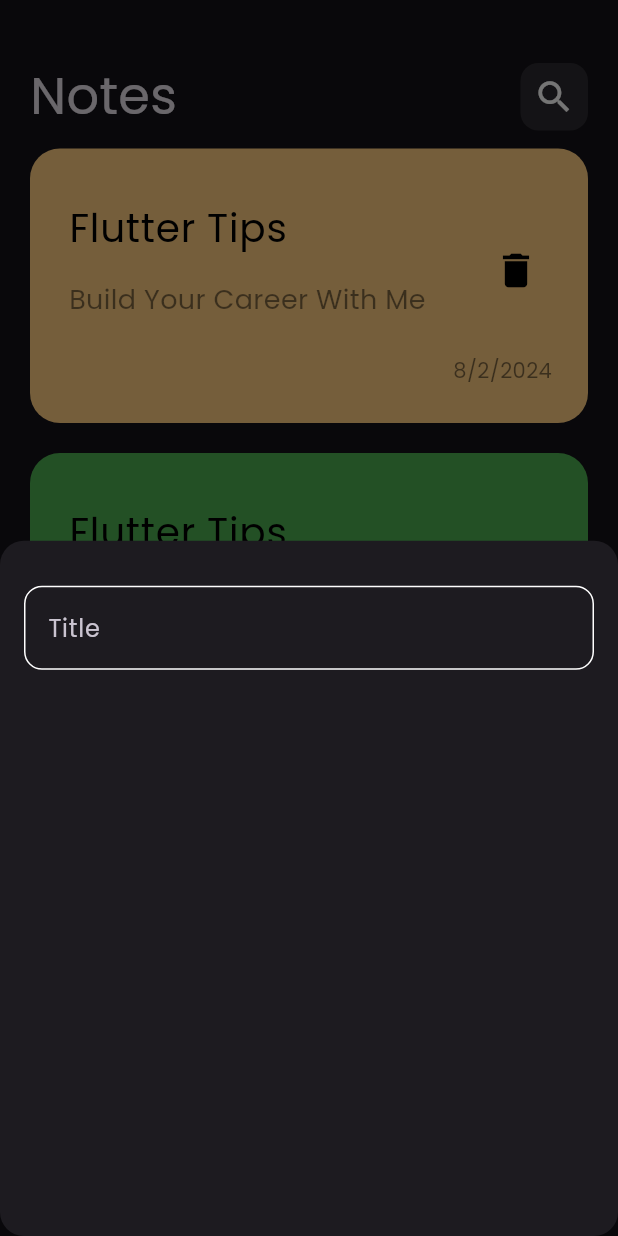
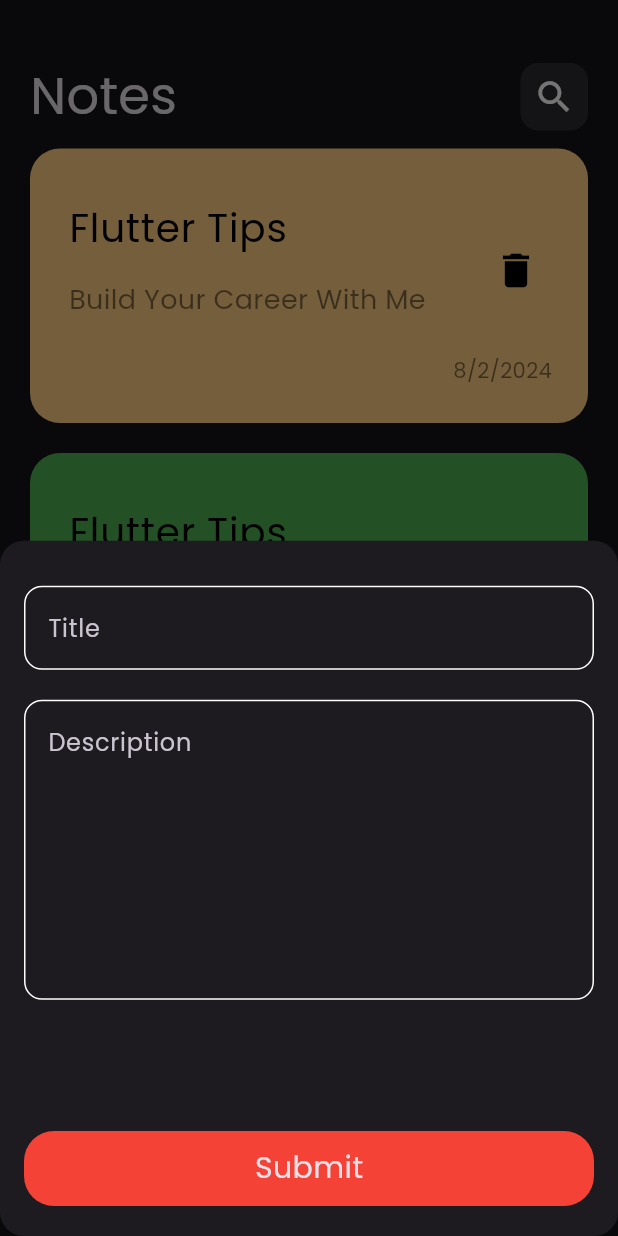
Before and after one commit to MahmoudAbdelshafey/NotesApp, a Flutter app: the screen it shows after launch, after a tap on the "add" icon, on a phone screen of 412 x 824 dp. Run offline on Flutter 3.47's test engine with Material 3 defaults, Android fonts, the phone set to English and light mode, and no system bars; our stand-ins replace hive; accounts and stored records are empty; generated files the repository leaves out were written again.

Commit message:
video 18

```diff
--- a/lib/Views/HomeView/HomeView.dart
+++ b/lib/Views/HomeView/HomeView.dart
@@ -4,22 +4,24 @@ import 'package:notes_app/Views/HomeView/widgets/add_note_ButtomSheet.dart';
 
 class HomeNotesView extends StatelessWidget {
   const HomeNotesView({super.key});
-static const String routeName = "HomeNotesView";
+  static const String routeName = "HomeNotesView";
   @override
   Widget build(BuildContext context) {
-    return   Scaffold(
-
+    return Scaffold(
       body: NotesViewBody(),
-      floatingActionButton: FloatingActionButton(onPressed: (){
-        showModalBottomSheet(context: context, builder: (context) {
-        return AddNoteBottomSheet();
+      floatingActionButton: FloatingActionButton(
+        onPressed: () {
+          showModalBottomSheet(
+            context: context,
+            builder: (context) {
+              return AddNoteBottomSheet();
+            },
+            shape:
+                RoundedRectangleBorder(borderRadius: BorderRadius.circular(16)),
+          );
         },
-        shape: RoundedRectangleBorder(borderRadius: BorderRadius.circular(16)),
-        );
-      },
-      child: const Icon(Icons.add),),
-
+        child: const Icon(Icons.add),
+      ),
     );
-
   }
 }
--- a/lib/Views/HomeView/widgets/Custom_Note_Item.dart
+++ b/lib/Views/HomeView/widgets/Custom_Note_Item.dart
@@ -1,11 +1,16 @@
 import 'package:flutter/material.dart';
+import 'package:notes_app/Views/EditNoteView/EditNote_View.dart';
 
 class CustomNoteItem extends StatelessWidget {
   const CustomNoteItem({super.key, required this.bgcolor});
 final Color bgcolor;
   @override
   Widget build(BuildContext context) {
-    return Container(
+    return GestureDetector(
+      onTap: (){
+        Navigator.pushNamed(context, EditNoteView.routeName);
+      },
+      child: Container(
         padding: const EdgeInsets.only(
             top: 25,
             bottom: 25,
@@ -56,6 +61,7 @@ final Color bgcolor;
             ),
           ],
         ),
+      ),
     );
   }
 }
--- a/lib/Views/HomeView/widgets/Custom_Text_Field.dart
+++ b/lib/Views/HomeView/widgets/Custom_Text_Field.dart
@@ -1,17 +1,21 @@
 import 'package:flutter/material.dart';
 
 class CustomeTextField extends StatelessWidget {
-  const CustomeTextField({super.key});
+  const CustomeTextField({super.key, this.hint, this.MaxLines});
 
+  final String? hint;
+  final int? MaxLines;
   @override
   Widget build(BuildContext context) {
     return TextField(
+      maxLines: MaxLines,
       cursorColor: Color(0xff62FCD7),
       decoration: InputDecoration(
         border: buildOutlineInputBorder(),
         focusedBorder: buildOutlineInputBorder(colors: Color(0xff62FCD7)),
         enabledBorder: buildOutlineInputBorder(),
-        hintText: 'Title',
+        hintText: hint,
+
 
       ) ,
     );
--- a/lib/Views/HomeView/widgets/News_ListView_Builder.dart
+++ b/lib/Views/HomeView/widgets/News_ListView_Builder.dart
@@ -17,7 +17,9 @@ final List<Color> colors = const [
       child: ListView.builder(
         padding: const EdgeInsets.only(top: 10),
         itemBuilder: (context, index) {
-        return  CustomNoteItem(bgcolor: colors[index%colors.length],);
+          return CustomNoteItem(
+            bgcolor: colors[index % colors.length],
+          );
         },
         itemCount: 20,
         physics: const BouncingScrollPhysics(),
--- a/lib/Views/HomeView/widgets/Notes_View_Body.dart
+++ b/lib/Views/HomeView/widgets/Notes_View_Body.dart
@@ -12,7 +12,7 @@ class NotesViewBody extends StatelessWidget {
           horizontal: 20.0),
       child:  Column(
         children: [
-          CustomAppBar(),
+          CustomAppBar(icon: Icons.search, title: 'Notes',),
           NewsListViewBuilder() ,
 
         ],
--- a/lib/Views/HomeView/widgets/add_note_ButtomSheet.dart
+++ b/lib/Views/HomeView/widgets/add_note_ButtomSheet.dart
@@ -6,21 +6,50 @@ class AddNoteBottomSheet extends StatelessWidget {
 
   @override
   Widget build(BuildContext context) {
-    return Padding(
-      padding: const EdgeInsets.symmetric(
+    return const Padding(
+      padding:  EdgeInsets.symmetric(
           horizontal: 16.0),
       child: Column(
         children: [
 
 
           Padding(
-            padding: const EdgeInsets.only(
+            padding:  EdgeInsets.only(
                 top: 30.0,
             bottom: 20),
-            child: CustomeTextField(),
+            child: CustomeTextField(hint: 'Title'),
           ),
+          CustomeTextField(hint: 'Description', MaxLines: 7,),
+          Spacer(),
+          CustomButton(),
         ],
       ),
     );
   }
 }
+class CustomButton extends StatelessWidget {
+  const CustomButton({super.key});
+
+  @override
+  Widget build(BuildContext context) {
+    return GestureDetector(
+      onTap: (){},
+      child: Container(
+        margin: EdgeInsets.only(bottom: 20),
+        width: double.infinity,
+        height: 50,
+        decoration: BoxDecoration(
+          color: Colors.red,
+          borderRadius: BorderRadius.circular(20),
+        ),
+        alignment: Alignment.center,
+
+
+        child: Text('Submit', style: TextStyle(
+          fontSize: 20,
+          fontWeight: FontWeight.w400
+        )),
+      ),
+    );
+  }
+}
--- a/lib/Views/HomeView/widgets/custom_appbar.dart
+++ b/lib/Views/HomeView/widgets/custom_appbar.dart
@@ -2,22 +2,23 @@ import 'package:flutter/material.dart';
 import 'package:notes_app/Views/HomeView/widgets/custom_search_btn.dart';
 
 class CustomAppBar extends StatelessWidget {
-  const CustomAppBar({super.key});
-
+  const CustomAppBar({super.key, required this.title, required this.icon});
+final String title;
+final IconData icon;
   @override
   Widget build(BuildContext context) {
-    return const Padding(
+    return  Padding(
       padding:  EdgeInsets.only(
           top: 40.0,),
       child: Row(
         mainAxisAlignment: MainAxisAlignment.spaceBetween,
         children: [
-          Text('Notes',
+          Text(title,
           style: TextStyle(
             fontSize: 34,
             fontWeight: FontWeight.w300
           ),),
-          CustomSearchIcon(),
+          CustomSearchIcon(icon: icon),
 
         ],
       ),
--- a/lib/Views/HomeView/widgets/custom_search_btn.dart
+++ b/lib/Views/HomeView/widgets/custom_search_btn.dart
@@ -1,8 +1,8 @@
 import 'package:flutter/material.dart';
 
 class CustomSearchIcon extends StatelessWidget {
-  const CustomSearchIcon({super.key});
-
+  const CustomSearchIcon({super.key, required this.icon});
+final IconData icon ;
   @override
   Widget build(BuildContext context) {
     return GestureDetector(
@@ -15,7 +15,7 @@ class CustomSearchIcon extends StatelessWidget {
             color: Colors.white.withOpacity(0.1),
             borderRadius: BorderRadius.circular(12),
           ),
-          child: Icon(Icons.search, size: 28,)),
+          child: Icon(icon, size: 28,)),
     );
   }
 }
--- a/lib/main.dart
+++ b/lib/main.dart
@@ -1,4 +1,5 @@
 import 'package:flutter/material.dart';
+import 'package:notes_app/Views/EditNoteView/EditNote_View.dart';
 import 'package:notes_app/Views/HomeView/HomeView.dart';
 
 void main(){
@@ -18,7 +19,9 @@ class MyApp extends StatelessWidget {
       ),
       routes: {
 HomeNotesView.routeName: (context) => const HomeNotesView(),
+EditNoteView.routeName : (context) => EditNoteView()
       },
+
       initialRoute: HomeNotesView.routeName,
     );
   }
--- a/pubspec.yaml
+++ b/pubspec.yaml
@@ -35,8 +35,12 @@ dependencies:
   # The following adds the Cupertino Icons font to your application.
   # Use with the CupertinoIcons class for iOS style icons.
   cupertino_icons: ^1.0.2
+  hive: ^2.2.3
+  hive_flutter: ^1.1.0
 
 dev_dependencies:
+  hive_generator: ^2.0.1
+  build_runner: ^2.4.8
   flutter_test:
     sdk: flutter
 
```
Also changed, not shown: lib/Models/NoteModel.dart (added, +17 -0 lines), lib/Views/EditNoteView/EditNote_View.dart (added, +14 -0 lines), lib/Views/EditNoteView/widgets/EditNoteView_Body.dart (added, +28 -0 lines), pubspec.lock. Lines whose indentation alone changed are shown as unchanged.
